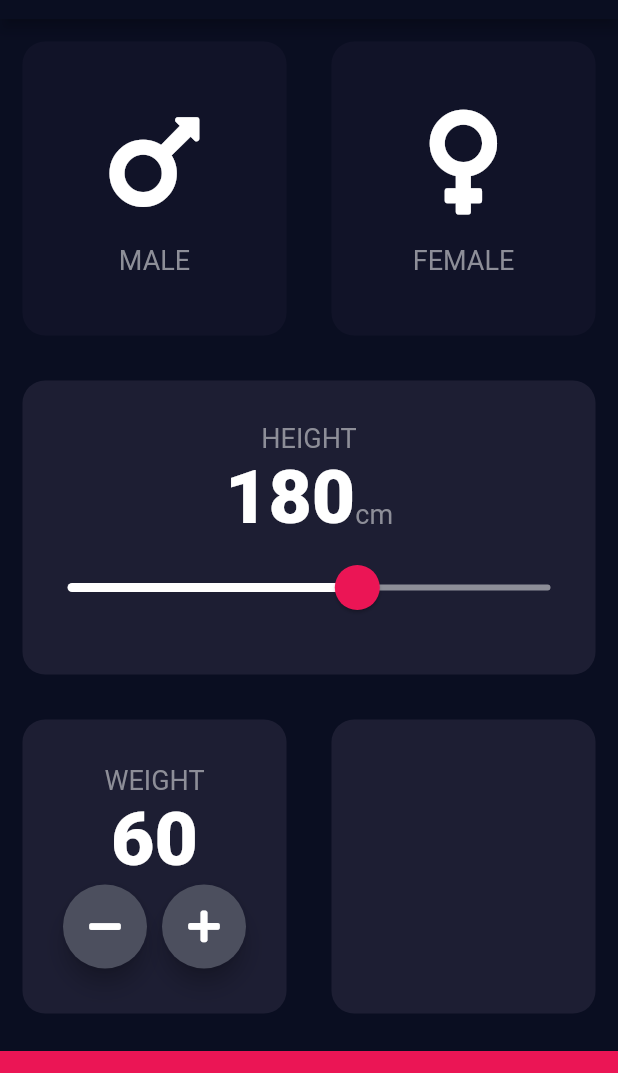
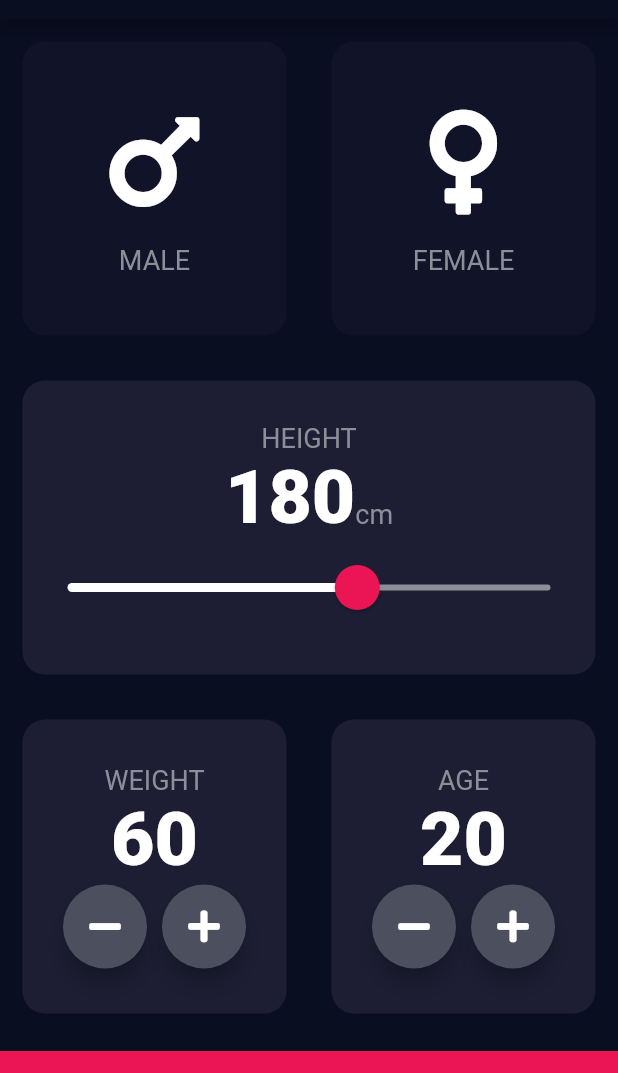
Before and after one commit to lil-shimon/bmi_calc, a Flutter app: the screen it shows after launch, on a phone screen of 412 x 824 dp, the part 65-1138 px from its top. Run offline on Flutter 3.47's test engine with Material 2 defaults, Android fonts, the phone set to English and light mode, and no system bars; our stand-ins replace font_awesome_flutter.

Commit message:
age widget

```diff
--- a/lib/page/input_page.dart
+++ b/lib/page/input_page.dart
@@ -1,3 +1,4 @@
+import 'package:bmi_calculator/widget/round_icon_button.dart';
 import 'package:bmi_calculator/widget/sexCard.dart';
 import 'package:flutter/material.dart';
 
@@ -27,6 +28,9 @@ class _InputPageState extends State<InputPage> {
 
   /// 体重ステート
   int weight = 60;
+
+  /// 年齢ステート
+  int age = 20;
 
   @override
   Widget build(BuildContext context) {
@@ -195,6 +199,45 @@ class _InputPageState extends State<InputPage> {
                 Expanded(
                   child: BaseCard(
                     colour: Color(kBackgroundColour),
+                    childCard: Column(
+                      mainAxisAlignment: MainAxisAlignment.center,
+                      children: <Widget>[
+                        Text(
+                          "AGE",
+                          style: kLabelTextStyle,
+                        ),
+                        Text(
+                          age.toString(),
+                          style: kBoldTextStyle,
+                        ),
+                        Row(
+                          mainAxisAlignment: MainAxisAlignment.center,
+                          children: <Widget>[
+                            RoundIconButton(
+                                icon: FontAwesomeIcons.minus,
+                                onPressed: () {
+                                  setState(
+                                        () {
+                                      age--;
+                                    },
+                                  );
+                                }),
+                            SizedBox(
+                              width: 10.0,
+                            ),
+                            RoundIconButton(
+                                icon: FontAwesomeIcons.plus,
+                                onPressed: () {
+                                  setState(
+                                        () {
+                                      age++;
+                                    },
+                                  );
+                                }),
+                          ],
+                        )
+                      ],
+                    ),
                   ),
                 ),
               ],
@@ -210,28 +253,3 @@ class _InputPageState extends State<InputPage> {
     );
   }
 }
-
-/// カスタムボタンwidget
-class RoundIconButton extends StatelessWidget {
-  RoundIconButton({@required this.icon, @required this.onPressed});
-
-  final IconData icon;
-
-  /// stateLessWidgetのためstateChangeは渡す
-  final Function onPressed;
-
-  @override
-  Widget build(BuildContext context) {
-    return RawMaterialButton(
-      child: Icon(icon),
-      onPressed: onPressed,
-      elevation: 6.0,
-      shape: CircleBorder(),
-      constraints: BoxConstraints.tightFor(
-        width: 56.0,
-        height: 56.0,
-      ),
-      fillColor: Color(0xff4c4f5e),
-    );
-  }
-}
--- /dev/null
+++ b/lib/widget/round_icon_button.dart
@@ -0,0 +1,26 @@
+import 'package:flutter/material.dart';
+
+/// カスタムボタンwidget
+class RoundIconButton extends StatelessWidget {
+  RoundIconButton({@required this.icon, @required this.onPressed});
+
+  final IconData icon;
+
+  /// stateLessWidgetのためstateChangeは渡す
+  final Function onPressed;
+
+  @override
+  Widget build(BuildContext context) {
+    return RawMaterialButton(
+      child: Icon(icon),
+      onPressed: onPressed,
+      elevation: 6.0,
+      shape: CircleBorder(),
+      constraints: BoxConstraints.tightFor(
+        width: 56.0,
+        height: 56.0,
+      ),
+      fillColor: Color(0xff4c4f5e),
+    );
+  }
+}
```
